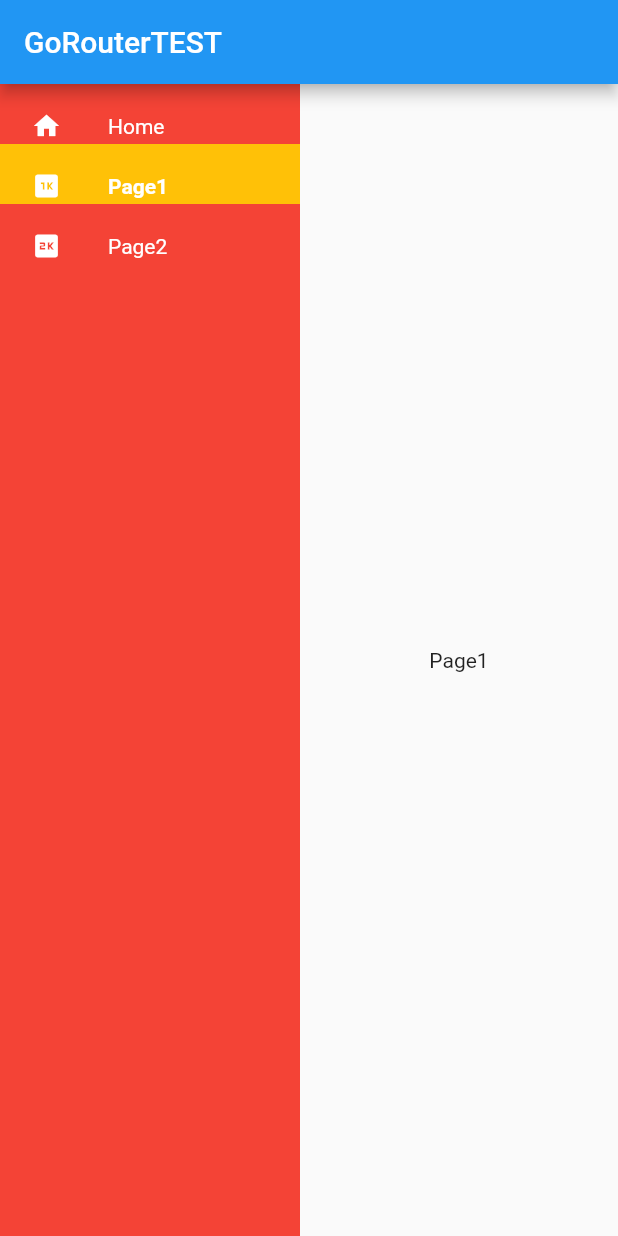
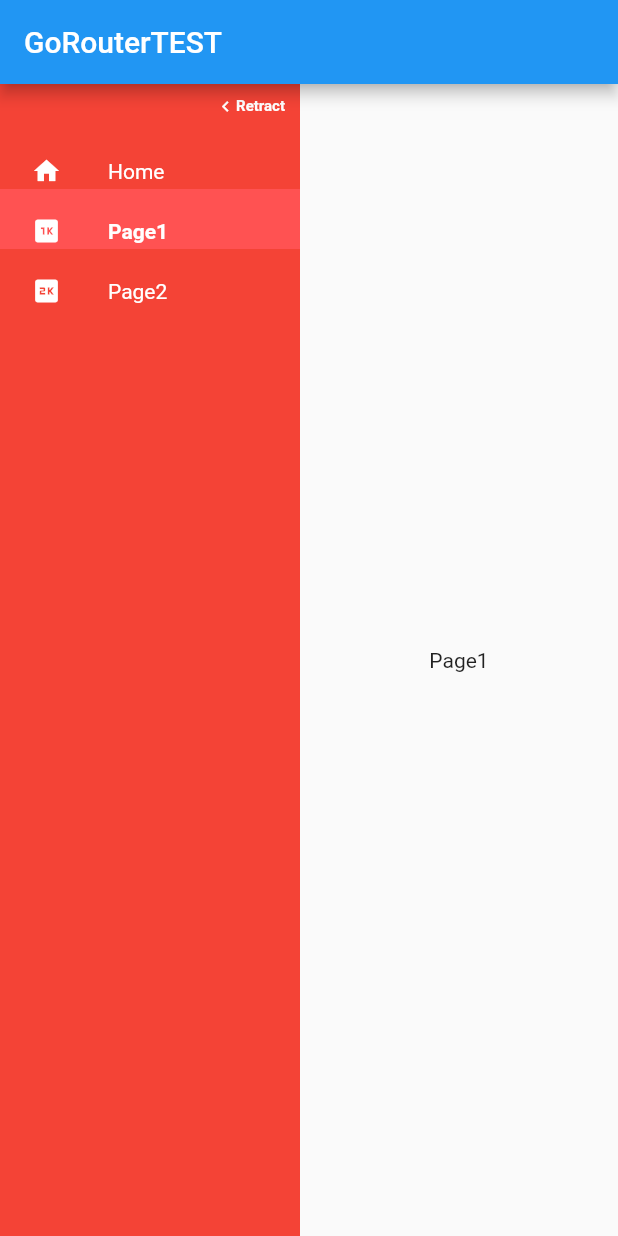
Before and after one commit to Slupshi/flutter_router, a Flutter app: the screen it shows after launch, after a tap on "Page1", on a phone screen of 412 x 824 dp. Run offline on Flutter 3.47's test engine with Material 2 defaults, Android fonts, the phone set to English and light mode, and no system bars; our stand-ins replace go_router.

Commit message:
feat: expandable nav + custom colors on nav

```diff
--- a/lib/router/router.dart
+++ b/lib/router/router.dart
@@ -65,6 +65,10 @@ final GoRouter router = GoRouter(
 );
 
 _buildNav() => const CustomNavigationRail(
+      foreground: Colors.white,
+      backgroundColor: Colors.red,
+      selectedForeground: Colors.white,
+      selectedBackground: Colors.redAccent,
       destinations: [
         NavItem(
           icon: Icons.home,
--- a/lib/widgets/navigation/custom_navigation_rail.dart
+++ b/lib/widgets/navigation/custom_navigation_rail.dart
@@ -8,11 +8,19 @@ class CustomNavigationRail extends StatefulWidget {
   final List<NavItem> destinations;
   final String selectedRoute;
   final Color backgroundColor;
+  final Color foreground;
+  final Color selectedBackground;
+  final Color selectedForeground;
+  final bool isExpaned;
   const CustomNavigationRail({
     super.key,
     required this.destinations,
     required this.selectedRoute,
+    this.isExpaned = true,
     this.backgroundColor = Colors.red,
+    this.foreground = Colors.white,
+    this.selectedBackground = Colors.redAccent,
+    this.selectedForeground = Colors.white,
     this.isSubNav = false,
   });
 
@@ -23,10 +31,12 @@ class CustomNavigationRail extends StatefulWidget {
 class _CustomNavigationRailState extends State<CustomNavigationRail> {
   late List<NavItem> destinations;
   late String selectedRoute;
+  late bool isExpanded;
   @override
   void initState() {
     destinations = widget.destinations;
     selectedRoute = widget.selectedRoute;
+    isExpanded = widget.isExpaned;
     super.initState();
   }
 
@@ -39,23 +49,79 @@ class _CustomNavigationRailState extends State<CustomNavigationRail> {
     context.go(route);
   }
 
+  void expand() {
+    setState(() {
+      isExpanded = !isExpanded;
+    });
+  }
+
   @override
   Widget build(BuildContext context) {
     return SizedBox(
-      width: 200,
+      width: isExpanded ? 200 : 60,
       height: double.infinity,
       child: Material(
         color: widget.backgroundColor,
         child: Column(
           children: [
+            SizedBox(
+              height: 30,
+              width: double.infinity,
+              child: GestureDetector(
+                onTap: () => expand(),
+                child: Padding(
+                  padding: EdgeInsets.only(right: isExpanded ? 10 : 5),
+                  child: Row(
+                    crossAxisAlignment: CrossAxisAlignment.center,
+                    mainAxisAlignment: MainAxisAlignment.end,
+                    children: isExpanded
+                        ? [
+                            Icon(
+                              Icons.chevron_left,
+                              color: widget.foreground,
+                              size: 14,
+                            ),
+                            Text(
+                              "Retract",
+                              textAlign: TextAlign.center,
+                              style: TextStyle(
+                                color: widget.foreground,
+                                fontWeight: FontWeight.bold,
+                                fontSize: 10,
+                              ),
+                            ),
+                          ]
+                        : [
+                            Text(
+                              "Expand",
+                              textAlign: TextAlign.center,
+                              style: TextStyle(
+                                color: widget.foreground,
+                                fontWeight: FontWeight.bold,
+                                fontSize: 10,
+                              ),
+                            ),
+                            Icon(
+                              Icons.chevron_right,
+                              color: widget.foreground,
+                              size: 14,
+                            ),
+                          ],
+                  ),
+                ),
+              ),
+            ),
             for (int i = 0; i < widget.destinations.length; i++)
               NavButton(
                 item: destinations[i],
                 isSelected: destinations[i].destination == selectedRoute,
+                selectedBackground: widget.selectedBackground,
+                selectedForeground: widget.selectedForeground,
+                isExpanded: isExpanded,
                 onTap: () => go(
                   destinations[i].destination,
                 ),
-              )
+              ),
           ],
         ),
       ),
--- a/lib/widgets/navigation/nav_button.dart
+++ b/lib/widgets/navigation/nav_button.dart
@@ -5,36 +5,61 @@ class NavButton extends StatelessWidget {
   final NavItem item;
   final void Function() onTap;
   final bool isSelected;
+  final bool isExpanded;
+
+  final Color foreground;
+  final Color selectedBackground;
+  final Color selectedForeground;
 
   const NavButton({
     super.key,
     required this.item,
     required this.onTap,
     required this.isSelected,
+    required this.isExpanded,
+    this.foreground = Colors.white,
+    this.selectedBackground = Colors.amber,
+    this.selectedForeground = Colors.white,
   });
+
   @override
   Widget build(BuildContext context) => SizedBox(
         height: 40,
         width: double.infinity,
-        child: ListTile(
-          tileColor: isSelected ? Colors.amber : Colors.transparent,
+        child: isExpanded
+            ? ListTile(
+                tileColor: isSelected ? selectedBackground : Colors.transparent,
                 leading: SizedBox.square(
                   dimension: 30,
                   child: Icon(
                     item.icon,
                     size: item.iconSize,
-              color: Colors.white,
+                    color: isSelected ? selectedForeground : foreground,
                   ),
                 ),
                 title: Text(
                   item.label,
                   style: TextStyle(
                     fontSize: 14,
-              fontWeight: isSelected ? FontWeight.bold : FontWeight.normal,
-              color: Colors.white,
+                    fontWeight:
+                        isSelected ? FontWeight.bold : FontWeight.normal,
+                    color: isSelected ? selectedForeground : foreground,
                   ),
                 ),
                 onTap: () => onTap(),
+              )
+            : SizedBox(
+                child: Material(
+                  color: isSelected ? selectedBackground : Colors.transparent,
+                  child: IconButton(
+                    onPressed: onTap,
+                    icon: Icon(
+                      item.icon,
+                      size: item.iconSize,
+                      color: isSelected ? selectedForeground : foreground,
+                    ),
+                  ),
+                ),
               ),
       );
 }
--- a/lib/widgets/subpage.dart
+++ b/lib/widgets/subpage.dart
@@ -18,6 +18,9 @@ class SubPage extends StatelessWidget {
           CustomNavigationRail(
             isSubNav: true,
             backgroundColor: Colors.green,
+            foreground: Colors.white,
+            selectedBackground: Colors.greenAccent,
+            selectedForeground: Colors.white,
             destinations: const [
               NavItem(
                 icon: Icons.two_k,
```
Lines whose indentation alone changed are shown as unchanged.
